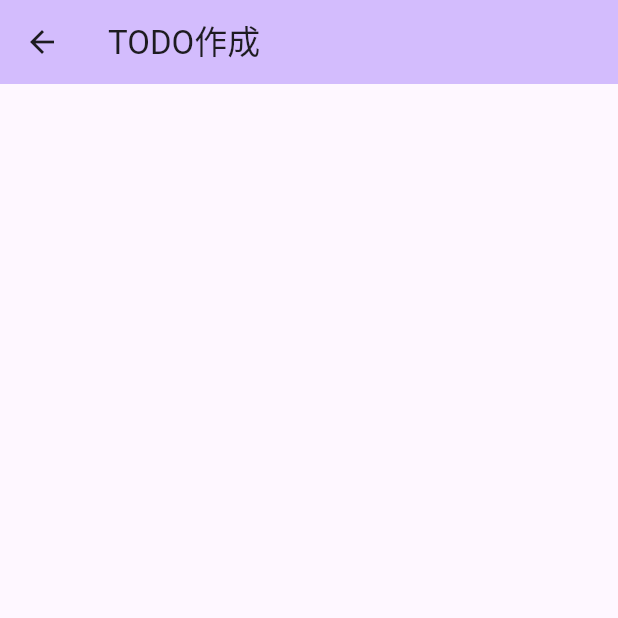
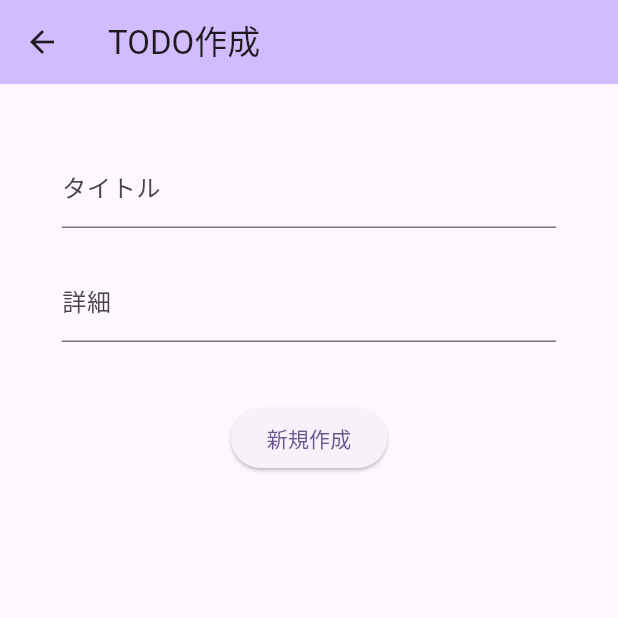
Before and after one commit to nobumitsu-1995/flutter_todo_app, a Flutter app: the TodoCreateEditPage screen opened directly, on a phone screen of 412 x 824 dp, the top half of it. Run offline on Flutter 3.47's test engine with Material 3 defaults, Android fonts, the phone set to English and light mode, and no system bars; our stand-ins replace cloud_firestore, firebase_core; accounts and stored records are empty; generated files the repository leaves out were written again.

Commit message:
feat: TODO作成フォームのUIを作成

```diff
--- a/lib/pages/todo_create_edit_page.dart
+++ b/lib/pages/todo_create_edit_page.dart
@@ -8,6 +8,9 @@ class TodoCreateEditPage extends StatefulWidget {
 }
 
 class _TodoCreateEditPageState extends State<TodoCreateEditPage> {
+  TextEditingController titleController = TextEditingController();
+  TextEditingController detailController = TextEditingController();
+
   @override
   Widget build(BuildContext context) {
     return Scaffold(
@@ -15,6 +18,35 @@ class _TodoCreateEditPageState extends State<TodoCreateEditPage> {
         backgroundColor: Theme.of(context).colorScheme.inversePrimary,
         title: const Text('TODO作成')
       ),
+      body: Center(
+        child: Container(
+          width: MediaQuery.of(context).size.width * 0.8,
+          alignment: Alignment.center,
+          child: Column(
+            children: [
+              const SizedBox(height: 40),
+              TextField(
+                decoration: const InputDecoration(
+                  labelText: 'タイトル'
+                ),
+                controller: titleController,
+              ),
+              const SizedBox(height: 20),
+              TextField(
+                decoration: const InputDecoration(
+                  labelText: '詳細'
+                ),
+                controller: detailController,
+              ),
+              const SizedBox(height: 40),
+              ElevatedButton(
+                onPressed: () {},
+                child: const Text('新規作成')
+              )
+            ],
+          ),
+        ),
+      ),
     );
   }
 }
```
